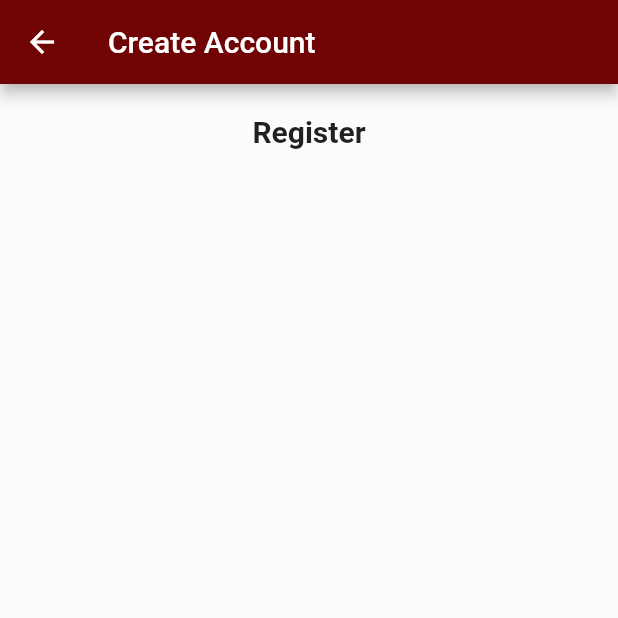
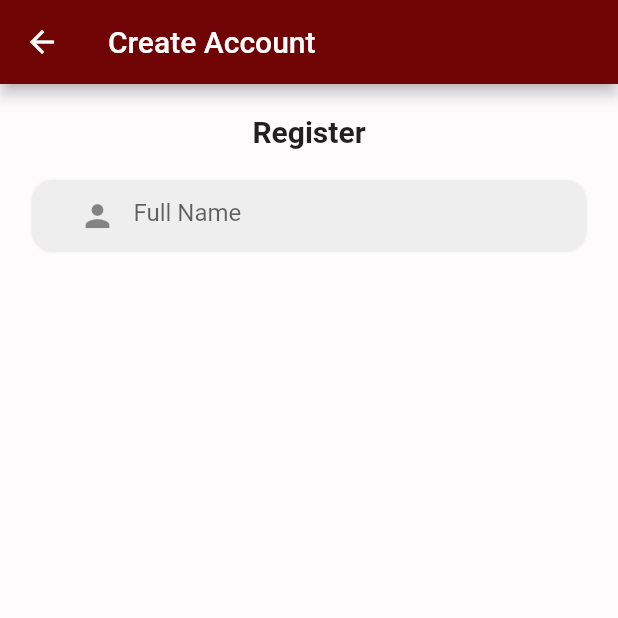
Before and after one commit to MrAnmol08/movielovers, a Flutter app: the screen it shows after launch, on a phone screen of 412 x 824 dp, the top half of it. Run offline on Flutter 3.47's test engine with Material 2 defaults, Android fonts, the phone set to English and light mode, and no system bars; our stand-ins replace google_fonts.

Commit message:
added name section on register

```diff
--- a/lib/RegisterPage.dart
+++ b/lib/RegisterPage.dart
@@ -1,4 +1,4 @@
-// ignore_for_file: unused_field, deprecated_member_use
+// ignore_for_file: unused_field, deprecated_member_use, prefer_const_constructors
 
 import 'package:flutter/material.dart';
 import 'package:google_fonts/google_fonts.dart';
@@ -36,7 +36,7 @@
         child: Center(
           child: Column(
             mainAxisAlignment: MainAxisAlignment.start,
-            children:const [
+            children: [
                 SizedBox(height: 20,),
               Text('Register', textAlign: TextAlign.center,
               style:
@@ -45,6 +45,29 @@
                 fontSize: 20) ,),
 
                 SizedBox(height: 20),
+                Padding(
+                  padding: EdgeInsets.symmetric(horizontal: 20),
+                  child: Container(
+                    decoration: BoxDecoration(
+                      color: (Colors.grey[200]),
+                       border: Border.all(color: const Color.fromARGB(255, 247, 247, 247)),
+                        borderRadius: BorderRadius.circular(15),
+                    ),
+
+                    child: Padding(
+                      padding: EdgeInsets.only(left: 20.0),
+                      child: TextField(
+                       keyboardType: TextInputType.emailAddress,
+                        decoration: InputDecoration(
+                          prefixIcon: Icon(Icons.person),
+                          border: InputBorder.none,
+                          hintText: 'Full Name',
+                        ),
+
+                      ),
+                    ),
+                  )
+                )
 
 
             ]
```
